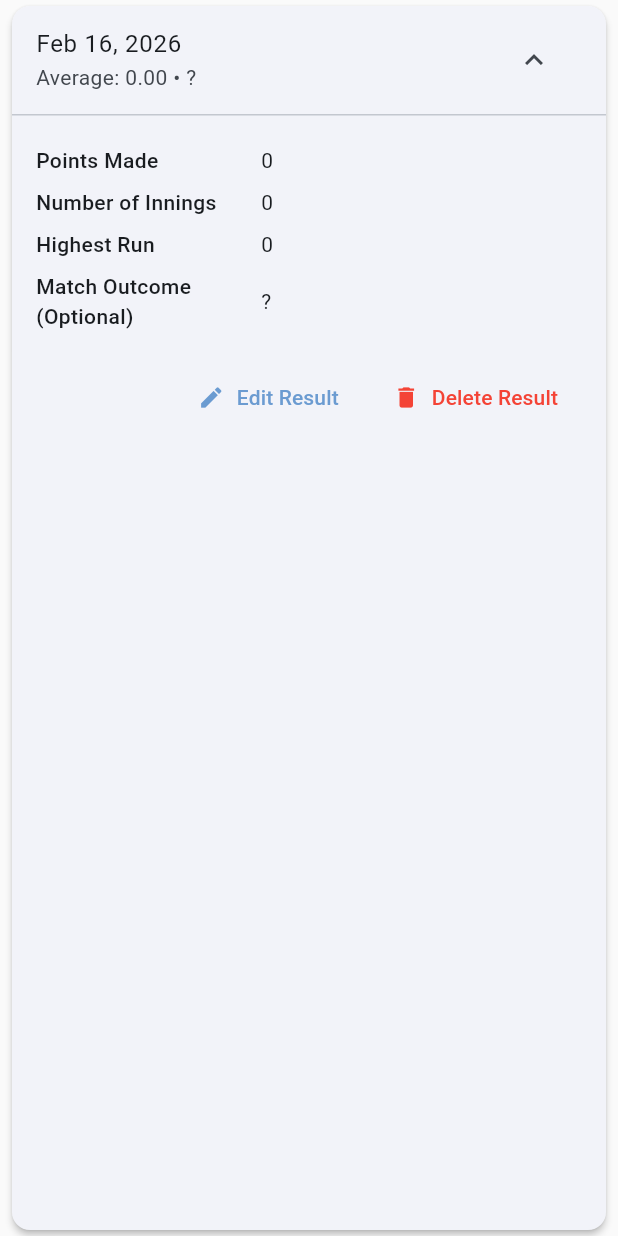
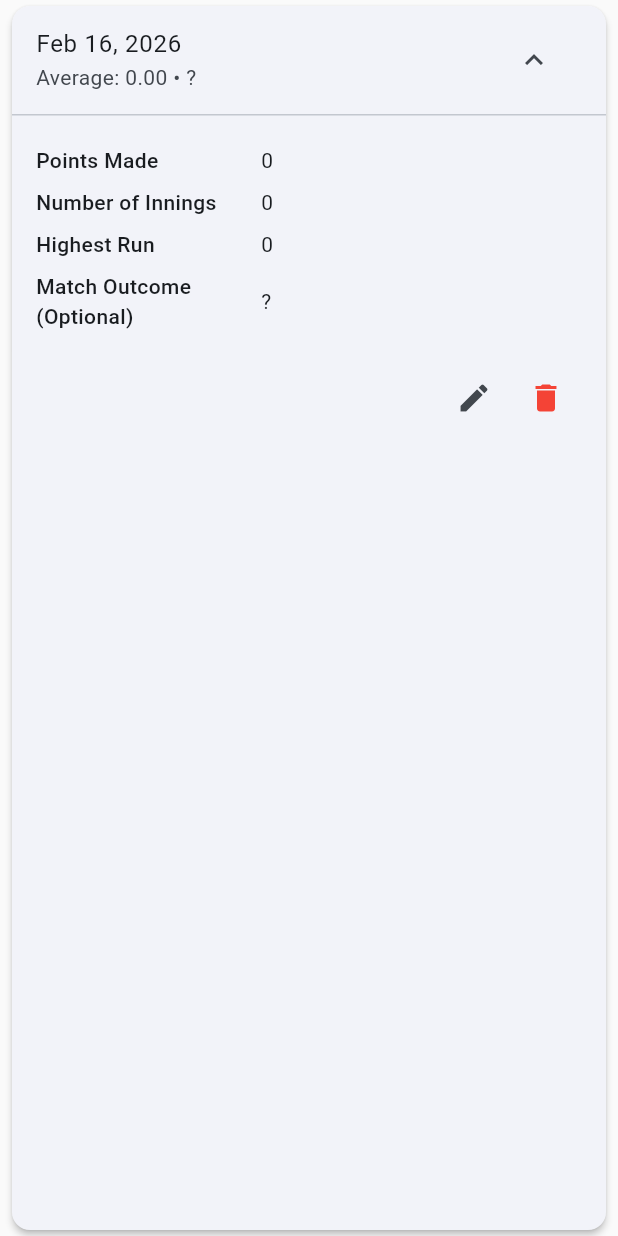
Before and after one commit to jgodeyne/billiardresults, a Flutter app: the ResultListItem widget shown alone on an empty page, opened directly with empty values, after a tap on an icon or button, on a phone screen of 412 x 824 dp. Run offline on Flutter 3.47's test engine with Material 3 defaults, Android fonts, the phone set to English and light mode, and no system bars; our stand-ins replace fl_chart, sqflite; accounts and stored records are empty.

Commit message:
feat: Replace TextButton with IconButton for edit and delete actions in ResultListItem

```diff
--- a/app/lib/screens/result_list_screen.dart
+++ b/app/lib/screens/result_list_screen.dart
@@ -378,18 +378,15 @@ class _ResultListItemState extends State<ResultListItem> {
                   Row(
                     mainAxisAlignment: MainAxisAlignment.end,
                     children: [
-                      TextButton.icon(
+                      IconButton(
                         icon: const Icon(Icons.edit),
-                        label: Text(l10n.editResult),
+                        tooltip: l10n.editResult,
                         onPressed: widget.onEdit,
                       ),
-                      const SizedBox(width: 8),
-                      TextButton.icon(
+                      IconButton(
                         icon: const Icon(Icons.delete),
-                        label: Text(l10n.deleteResult),
-                        style: TextButton.styleFrom(
-                          foregroundColor: Colors.red,
-                        ),
+                        tooltip: l10n.deleteResult,
+                        color: Colors.red,
                         onPressed: widget.onDelete,
                       ),
                     ],
```
